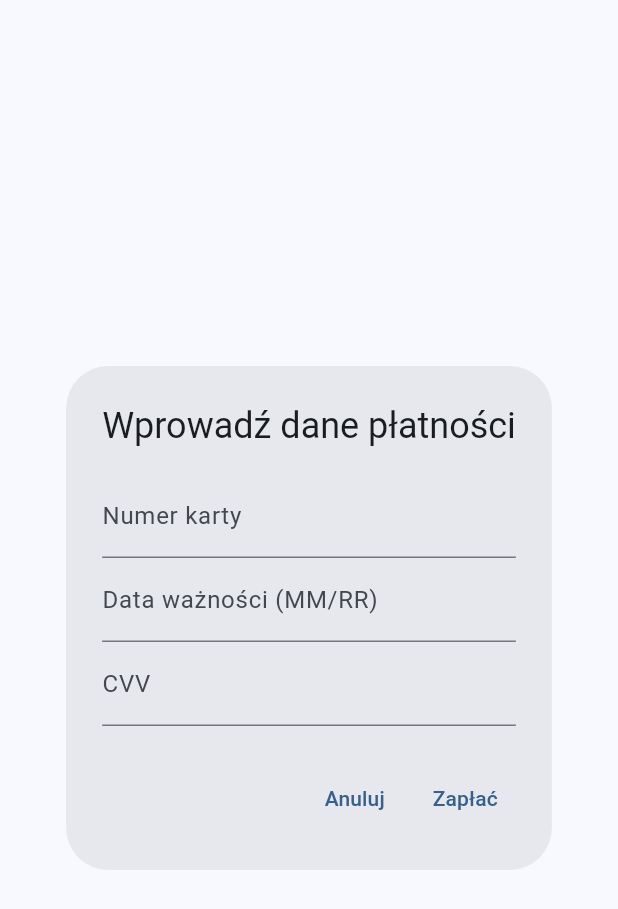
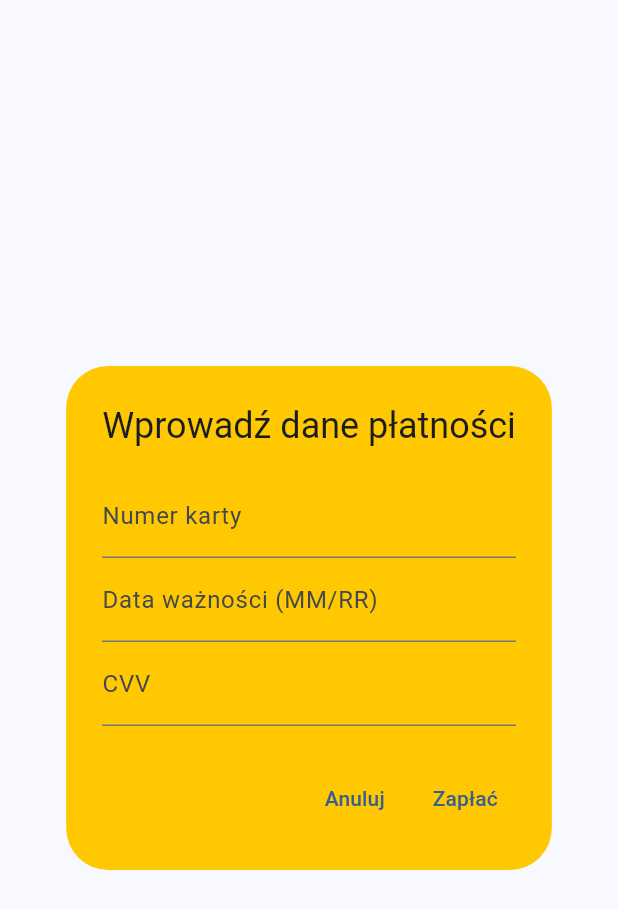
Before and after one commit to flasik1337/HiveIPZ, a Flutter app: the PaymentDialog widget shown alone on an empty page, opened directly, on a phone screen of 412 x 824 dp. Shown: the top 909 px of the screen. Run offline on Flutter 3.47's test engine with Material 3 defaults, Android fonts, the phone set to English and light mode, and no system bars; our stand-ins replace flutter_svg, image_picker, shared_preferences; missing offline and left inert: biometric_login; accounts and stored records are empty; network calls fail.

Commit message:
Walidajca pól

```diff
--- a/aplikacja/lib/widgets/payment_dialog.dart
+++ b/aplikacja/lib/widgets/payment_dialog.dart
@@ -1,5 +1,7 @@
+import 'package:Hive/styles/hive_colors.dart';
 import 'package:flutter/material.dart';
 import 'package:shared_preferences/shared_preferences.dart';
+import 'package:flutter/services.dart';
 
 class PaymentDialog extends StatefulWidget {
   const PaymentDialog({super.key});
@@ -12,6 +14,7 @@ class _PaymentDialogState extends State<PaymentDialog> {
   final _cardNumberController = TextEditingController();
   final _expiryDateController = TextEditingController();
   final _cvvController = TextEditingController();
+  String? _cardNumberError;
 
   @override
   void initState() {
@@ -28,24 +31,53 @@ class _PaymentDialogState extends State<PaymentDialog> {
     });
   }
 
+  bool _validateCardNumber() {
+    final cardNumber = _cardNumberController.text;
+    if (cardNumber.length != 16) {
+      setState(() {
+        _cardNumberError = 'Niepoprawny numer karty';
+      });
+      return false;
+    }
+    return true;
+  }
+
   @override
   Widget build(BuildContext context) {
     return AlertDialog(
       title: const Text('Wprowadź dane płatności'),
+      backgroundColor: HiveColors.main,
       content: Column(
         mainAxisSize: MainAxisSize.min,
         children: [
           TextField(
             controller: _cardNumberController,
-            decoration: const InputDecoration(labelText: 'Numer karty'),
+            keyboardType: TextInputType.number,
+            inputFormatters: [
+              FilteringTextInputFormatter.digitsOnly,
+              LengthLimitingTextInputFormatter(16),
+            ],
+            decoration: InputDecoration(
+              labelText: 'Numer karty',
+              errorText: _cardNumberError,
+            ),
           ),
           TextField(
             controller: _expiryDateController,
             decoration: const InputDecoration(labelText: 'Data ważności (MM/RR)'),
+            inputFormatters: [
+              FilteringTextInputFormatter.allow(RegExp(r'^[0-9/]+$')),
+              LengthLimitingTextInputFormatter(5),
+            ],
           ),
           TextField(
             controller: _cvvController,
             decoration: const InputDecoration(labelText: 'CVV'),
+            keyboardType: TextInputType.number,
+            inputFormatters: [
+              FilteringTextInputFormatter.digitsOnly,
+              LengthLimitingTextInputFormatter(3),
+            ],
           ),
         ],
       ),
@@ -56,6 +88,8 @@ class _PaymentDialogState extends State<PaymentDialog> {
         ),
         TextButton(
           onPressed: () async {
+            if (!_validateCardNumber()) return;
+
             final prefs = await SharedPreferences.getInstance();
             await prefs.setString('cardNumber', _cardNumberController.text);
             await prefs.setString('expiryDate', _expiryDateController.text);
```
